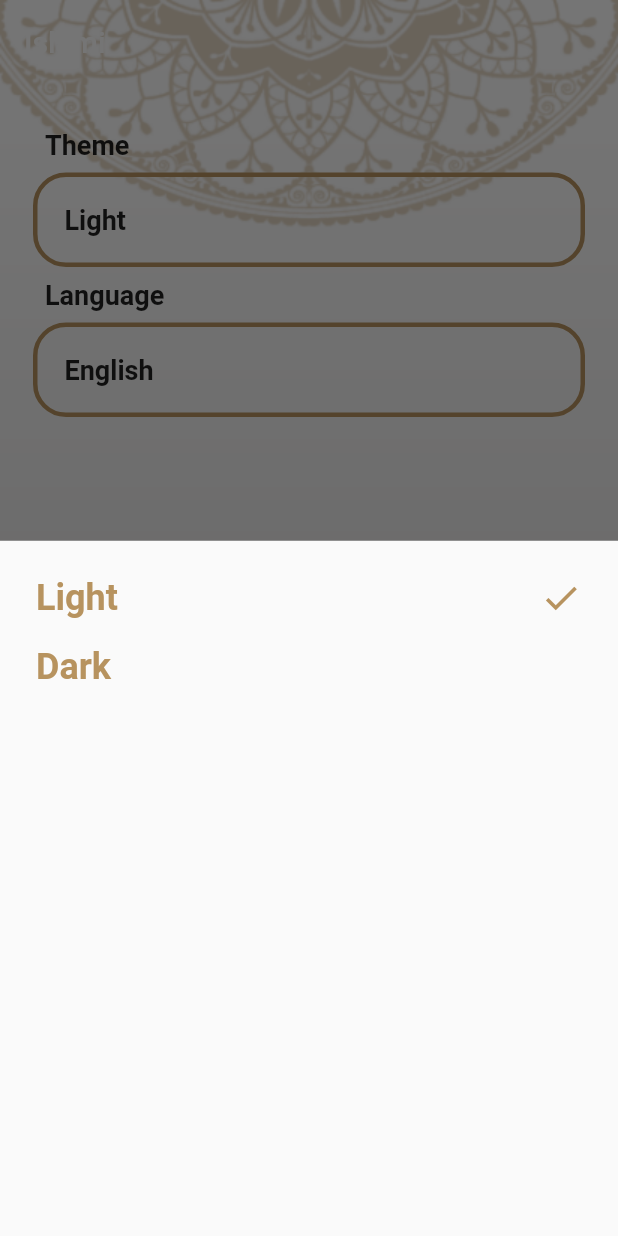
After one commit to hossamali112/islamy_app, a Flutter app: the screen it shows after launch, item 5 of the bottom bar chosen, after a tap on "Light", on a phone screen of 412 x 824 dp. The commit adds this screen. Run offline on Flutter 3.47's test engine with Material 2 defaults, Android fonts, the phone set to English and light mode, and no system bars.

Commit message:
+ settings tab

```diff
--- a/lib/ui/home/home_screen.dart
+++ b/lib/ui/home/home_screen.dart
@@ -2,6 +2,7 @@ import 'package:flutter/material.dart';
 import 'package:islami_c10_thursday/ui/home/hadeth_tab/hadeth_tab.dart';
 import 'package:islami_c10_thursday/ui/home/quran_tab/quran_tab.dart';
 import 'package:islami_c10_thursday/ui/home/radio_tab/radio_tab.dart';
+import 'package:islami_c10_thursday/ui/home/settings_tab/settings_tab.dart';
 import 'package:islami_c10_thursday/ui/home/tasbeh_tab/tasbeh_tab.dart';
 
 class HomeScreen extends StatefulWidget {
@@ -58,6 +59,10 @@ class _HomeScreenState extends State<HomeScreen> {
                   AssetImage('assets/images/radio_ic.png'),
                 ),
                 label: 'Radio'),
+            BottomNavigationBarItem(
+                backgroundColor: Color(0xFFB7935F),
+                icon: Icon(Icons.settings),
+                label: 'settings'),
           ],
         ),
         body: tabs[selectedIndexTab],
@@ -70,5 +75,6 @@ class _HomeScreenState extends State<HomeScreen> {
     HadethTab(),
     TasbehTab(),
     RadioTab(),
+    SettingsTab(),
   ];
 }
--- /dev/null
+++ b/lib/ui/home/settings_tab/settings_tab.dart
@@ -0,0 +1,88 @@
+import 'package:flutter/material.dart';
+import 'package:islami_c10_thursday/ui/home/settings_tab/language_bottom_sheet.dart';
+import 'package:islami_c10_thursday/ui/home/settings_tab/theme_bottom_sheet.dart';
+
+class SettingsTab extends StatefulWidget {
+  const SettingsTab({super.key});
+
+  @override
+  State<SettingsTab> createState() => _SettingsTabState();
+}
+
+class _SettingsTabState extends State<SettingsTab> {
+  @override
+  Widget build(BuildContext context) {
+    return Container(
+      padding: EdgeInsets.all(22),
+      child: Column(
+        crossAxisAlignment: CrossAxisAlignment.stretch,
+        children: [
+          Padding(
+            padding: const EdgeInsets.all(8.0),
+            child: Text(
+              'Theme',
+              style: TextStyle(fontWeight: FontWeight.bold, fontSize: 18),
+            ),
+          ),
+          InkWell(
+            onTap: () {
+              showThemeBottomSheet();
+            },
+            child: Container(
+              padding: EdgeInsets.all(18),
+              decoration: BoxDecoration(
+                //color: Colors.black,
+                borderRadius: BorderRadius.circular(22),
+                border: Border.all(
+                  color: Color(0xFFB7935F),
+                  width: 3,
+                ),
+              ),
+              child: Text('Light',
+                  style: TextStyle(fontWeight: FontWeight.bold, fontSize: 18)),
+            ),
+          ),
+          Padding(
+            padding: const EdgeInsets.all(8.0),
+            child: Text(
+              'Language',
+              style: TextStyle(fontWeight: FontWeight.bold, fontSize: 18),
+            ),
+          ),
+          InkWell(
+            onTap: () {
+              showLanguageBottomSheet();
+            },
+            child: Container(
+              padding: EdgeInsets.all(18),
+              decoration: BoxDecoration(
+                //color: Colors.black,
+                borderRadius: BorderRadius.circular(22),
+                border: Border.all(
+                  color: Color(0xFFB7935F),
+                  width: 3,
+                ),
+              ),
+              child: Text('English',
+                  style: TextStyle(fontWeight: FontWeight.bold, fontSize: 18)),
+            ),
+          ),
+        ],
+      ),
+    );
+  }
+
+  void showThemeBottomSheet() {
+    showModalBottomSheet(
+      context: context,
+      builder: (context) => ThemeBottomSheet(),
+    );
+  }
+
+  void showLanguageBottomSheet() {
+    showModalBottomSheet(
+      context: context,
+      builder: (context) => LanguageBottomSheet(),
+    );
+  }
+}
--- /dev/null
+++ b/lib/ui/home/settings_tab/theme_bottom_sheet.dart
@@ -0,0 +1,50 @@
+import 'package:flutter/material.dart';
+
+class ThemeBottomSheet extends StatelessWidget {
+  @override
+  Widget build(BuildContext context) {
+    return Container(
+      padding: EdgeInsets.all(24),
+      child: Column(
+        crossAxisAlignment: CrossAxisAlignment.start,
+        children: [
+          getSelectedItem('Light'),
+          SizedBox(
+            height: 18,
+          ),
+          getUnSelectedItem('Dark'),
+        ],
+      ),
+    );
+  }
+
+  Widget getSelectedItem(String text) {
+    return Row(
+      children: [
+        Text(
+          text,
+          style: TextStyle(
+              fontSize: 24,
+              fontWeight: FontWeight.bold,
+              color: Color(0xFFB7935F)),
+        ),
+        Spacer(),
+        Icon(
+          (Icons.check),
+          color: Color(0xFFB7935F),
+          size: 28,
+          weight: 40,
+        ),
+      ],
+    );
+  }
+
+  Widget getUnSelectedItem(String text) {
+    return Text(
+      text,
+      //textAlign: TextAlign.start,
+      style: TextStyle(
+          fontSize: 24, fontWeight: FontWeight.bold, color: Color(0xFFB7935F)),
+    );
+  }
+}
```
Also changed, not shown: lib/ui/home/settings_tab/language_bottom_sheet.dart (added, +50 -0 lines).
